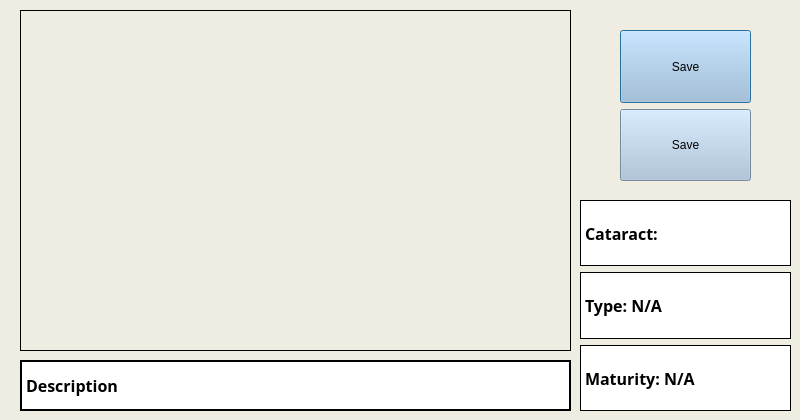
The window that save_and_analyze.ui (AlgoChad/Shit) describes before a commit, drawn with Qt 5.
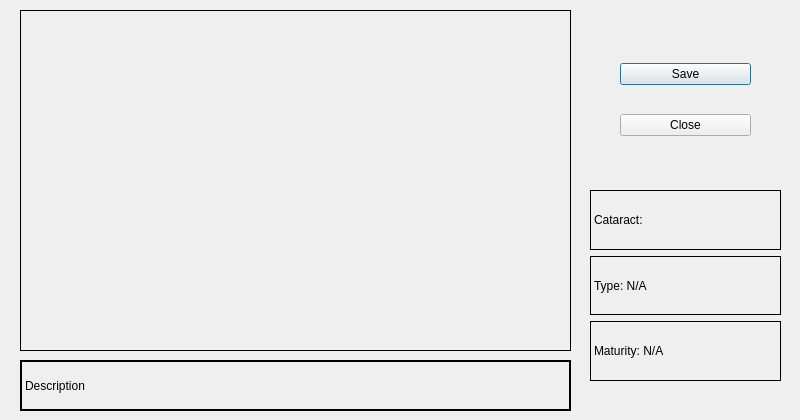
The same window after the commit.

The edit to the form file:
```diff
--- a/save_and_analyze.ui
+++ b/save_and_analyze.ui
@@ -14,7 +14,7 @@
    </rect>
   </property>
   <property name="sizePolicy">
-   <sizepolicy hsizetype="Maximum" vsizetype="Maximum">
+   <sizepolicy hsizetype="Fixed" vsizetype="Fixed">
     <horstretch>0</horstretch>
     <verstretch>0</verstretch>
    </sizepolicy>
@@ -22,9 +22,6 @@
   <property name="windowTitle">
    <string>Capture and Analyze</string>
   </property>
-  <property name="styleSheet">
-   <string notr="true">background-color: rgb(239, 237, 225);</string>
-  </property>
   <widget class="QLabel" name="imgLabel">
    <property name="geometry">
     <rect>
@@ -53,17 +50,6 @@
      <height>51</height>
     </rect>
    </property>
-   <property name="font">
-    <font>
-     <family>Agency FB</family>
-     <pointsize>12</pointsize>
-     <weight>75</weight>
-     <bold>true</bold>
-    </font>
-   </property>
-   <property name="styleSheet">
-    <string notr="true">background-color: rgb(255, 255, 255);</string>
-   </property>
    <property name="frameShape">
     <enum>QFrame::WinPanel</enum>
    </property>
@@ -78,9 +64,9 @@
    <property name="geometry">
     <rect>
      <x>620</x>
-     <y>30</y>
+     <y>40</y>
      <width>131</width>
-     <height>151</height>
+     <height>121</height>
     </rect>
    </property>
    <layout class="QVBoxLayout" name="verticalLayout_2">
@@ -89,12 +75,6 @@
       <property name="enabled">
        <bool>true</bool>
       </property>
-      <property name="sizePolicy">
-       <sizepolicy hsizetype="Minimum" vsizetype="Minimum">
-        <horstretch>0</horstretch>
-        <verstretch>0</verstretch>
-       </sizepolicy>
-      </property>
       <property name="mouseTracking">
        <bool>true</bool>
       </property>
@@ -104,10 +84,6 @@
       <property name="autoFillBackground">
        <bool>false</bool>
       </property>
-      <property name="styleSheet">
-       <string notr="true">
-background-color: rgb(165, 191, 218);</string>
-      </property>
       <property name="text">
        <string>Save</string>
       </property>
@@ -123,12 +99,9 @@
      </widget>
     </item>
     <item>
-     <widget class="QPushButton" name="save_data_button_2">
-      <property name="enabled">
-       <bool>true</bool>
-      </property>
+     <widget class="QDialogButtonBox" name="dialogButtonBox">
       <property name="sizePolicy">
-       <sizepolicy hsizetype="Minimum" vsizetype="Minimum">
+       <sizepolicy hsizetype="Minimum" vsizetype="Fixed">
         <horstretch>0</horstretch>
         <verstretch>0</verstretch>
        </sizepolicy>
@@ -136,28 +109,18 @@
       <property name="mouseTracking">
        <bool>true</bool>
       </property>
-      <property name="tabletTracking">
+      <property name="layoutDirection">
+       <enum>Qt::LeftToRight</enum>
+      </property>
+      <property name="orientation">
+       <enum>Qt::Vertical</enum>
+      </property>
+      <property name="standardButtons">
+       <set>QDialogButtonBox::Close</set>
+      </property>
+      <property name="centerButtons">
        <bool>true</bool>
       </property>
-      <property name="autoFillBackground">
-       <bool>false</bool>
-      </property>
-      <property name="styleSheet">
-       <string notr="true">
-background-color: rgb(165, 191, 218);</string>
-      </property>
-      <property name="text">
-       <string>Save</string>
-      </property>
-      <property name="checkable">
-       <bool>false</bool>
-      </property>
-      <property name="default">
-       <bool>false</bool>
-      </property>
-      <property name="flat">
-       <bool>false</bool>
-      </property>
      </widget>
     </item>
    </layout>
@@ -165,26 +128,15 @@
   <widget class="QWidget" name="verticalLayoutWidget">
    <property name="geometry">
     <rect>
-     <x>580</x>
-     <y>200</y>
-     <width>211</width>
-     <height>211</height>
+     <x>590</x>
+     <y>190</y>
+     <width>191</width>
+     <height>191</height>
     </rect>
    </property>
    <layout class="QVBoxLayout" name="verticalLayout_3">
     <item>
      <widget class="QLabel" name="label_cataract">
-      <property name="font">
-       <font>
-        <family>Agency FB</family>
-        <pointsize>12</pointsize>
-        <weight>75</weight>
-        <bold>true</bold>
-       </font>
-      </property>
-      <property name="styleSheet">
-       <string notr="true">background-color: rgb(255, 255, 255);</string>
-      </property>
       <property name="frameShape">
        <enum>QFrame::Box</enum>
       </property>
@@ -195,17 +147,6 @@
     </item>
     <item>
      <widget class="QLabel" name="label_cataract_type">
-      <property name="font">
-       <font>
-        <family>Agency FB</family>
-        <pointsize>12</pointsize>
-        <weight>75</weight>
-        <bold>true</bold>
-       </font>
-      </property>
-      <property name="styleSheet">
-       <string notr="true">background-color: rgb(255, 255, 255);</string>
-      </property>
       <property name="frameShape">
        <enum>QFrame::Box</enum>
       </property>
@@ -216,17 +157,6 @@
     </item>
     <item>
      <widget class="QLabel" name="label_cataract_stage">
-      <property name="font">
-       <font>
-        <family>Agency FB</family>
-        <pointsize>12</pointsize>
-        <weight>75</weight>
-        <bold>true</bold>
-       </font>
-      </property>
-      <property name="styleSheet">
-       <string notr="true">background-color: rgb(255, 255, 255);</string>
-      </property>
       <property name="frameShape">
        <enum>QFrame::Box</enum>
       </property>
```
Left out of the diff: 35 changed lines with no effect on the pictures.
